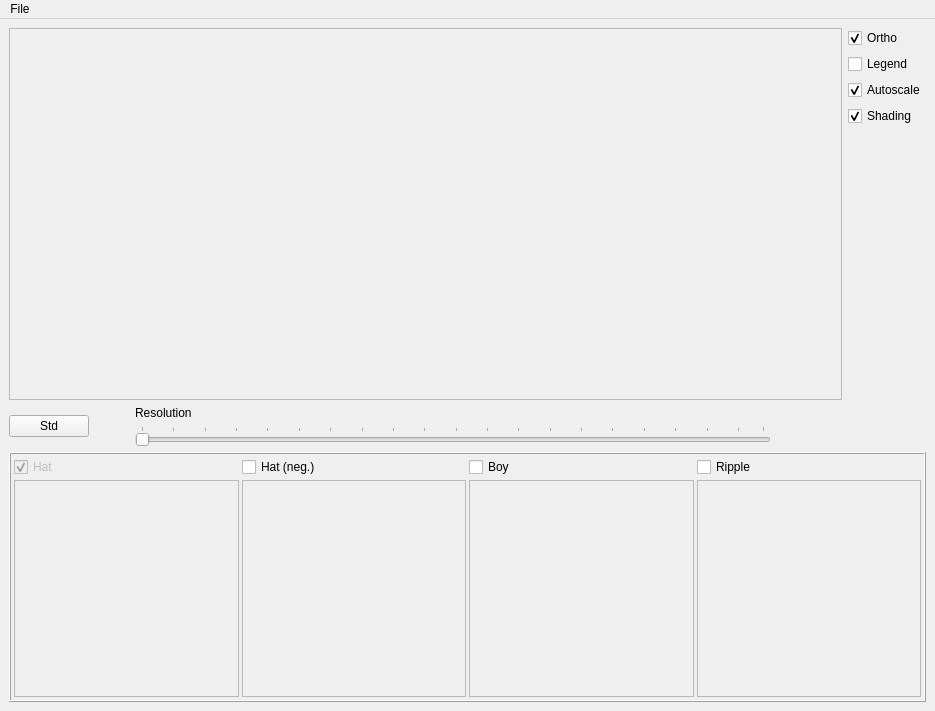
Qt form qwtplot3d/examples/plotlets/src/mainwindowbase.ui (vlcvboyer/qwtplot3d-sourceforge) before a commit.
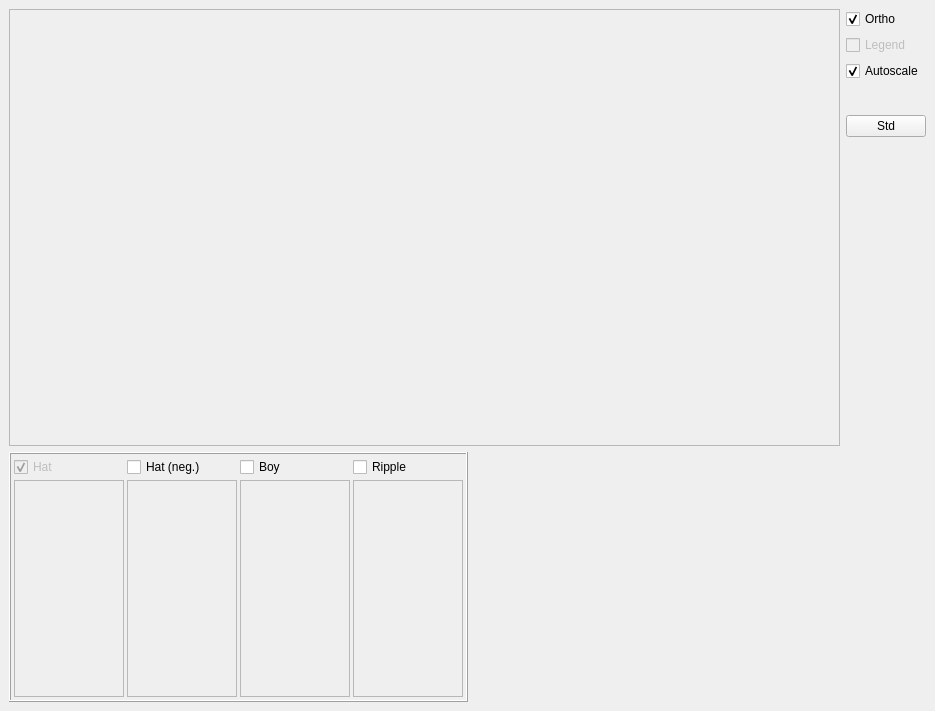
The same form after that commit. Icons and pictures are not drawn. Custom widgets are drawn as their Qt base class.

```diff
--- a/qwtplot3d/examples/plotlets/src/mainwindowbase.ui
+++ b/qwtplot3d/examples/plotlets/src/mainwindowbase.ui
@@ -14,8 +14,8 @@
    <string>Plotlets</string>
   </property>
   <widget class="QWidget" name="centralWidget">
-   <layout class="QVBoxLayout" name="verticalLayout_8">
-    <item>
+   <layout class="QGridLayout" name="gridLayout">
+    <item row="0" column="0">
      <layout class="QHBoxLayout" name="horizontalLayout_2">
       <item>
        <layout class="QVBoxLayout" name="verticalLayout_4">
@@ -35,101 +35,6 @@
           </property>
          </widget>
         </item>
-        <item>
-         <layout class="QHBoxLayout">
-          <property name="spacing">
-           <number>6</number>
-          </property>
-          <property name="margin">
-           <number>0</number>
-          </property>
-          <item>
-           <layout class="QHBoxLayout">
-            <property name="spacing">
-             <number>6</number>
-            </property>
-            <property name="margin">
-             <number>0</number>
-            </property>
-            <item>
-             <widget class="QPushButton" name="normButton">
-              <property name="text">
-               <string>Std</string>
-              </property>
-             </widget>
-            </item>
-            <item>
-             <spacer>
-              <property name="orientation">
-               <enum>Qt::Horizontal</enum>
-              </property>
-              <property name="sizeType">
-               <enum>QSizePolicy::Fixed</enum>
-              </property>
-              <property name="sizeHint" stdset="0">
-               <size>
-                <width>40</width>
-                <height>20</height>
-               </size>
-              </property>
-             </spacer>
-            </item>
-            <item>
-             <layout class="QVBoxLayout">
-              <property name="spacing">
-               <number>6</number>
-              </property>
-              <property name="margin">
-               <number>0</number>
-              </property>
-              <item>
-               <widget class="QLabel" name="label_3">
-                <property name="text">
-                 <string>&lt;html&gt;&lt;head&gt;&lt;meta name=&quot;qrichtext&quot; content=&quot;1&quot; /&gt;&lt;/head&gt;&lt;body style=&quot; white-space: pre-wrap; font-family:MS Shell Dlg; font-weight:400; font-style:normal; text-decoration:none;&quot;&gt;&lt;p style=&quot; margin-top:0px; margin-bottom:0px; margin-left:0px; margin-right:0px; -qt-block-indent:0; text-indent:0px;&quot;&gt;Resolution&lt;/p&gt;&lt;/body&gt;&lt;/html&gt;</string>
-                </property>
-               </widget>
-              </item>
-              <item>
-               <widget class="QSlider" name="resSlider">
-                <property name="minimum">
-                 <number>1</number>
-                </property>
-                <property name="maximum">
-                 <number>100</number>
-                </property>
-                <property name="orientation">
-                 <enum>Qt::Horizontal</enum>
-                </property>
-                <property name="tickPosition">
-                 <enum>QSlider::TicksAbove</enum>
-                </property>
-                <property name="tickInterval">
-                 <number>5</number>
-                </property>
-               </widget>
-              </item>
-             </layout>
-            </item>
-           </layout>
-          </item>
-          <item>
-           <spacer>
-            <property name="orientation">
-             <enum>Qt::Horizontal</enum>
-            </property>
-            <property name="sizeType">
-             <enum>QSizePolicy::Fixed</enum>
-            </property>
-            <property name="sizeHint" stdset="0">
-             <size>
-              <width>71</width>
-              <height>20</height>
-             </size>
-            </property>
-           </spacer>
-          </item>
-         </layout>
-        </item>
        </layout>
       </item>
       <item>
@@ -150,6 +55,9 @@
             </item>
             <item>
              <widget class="QCheckBox" name="colorlegend">
+              <property name="enabled">
+               <bool>false</bool>
+              </property>
               <property name="text">
                <string>Legend</string>
               </property>
@@ -165,16 +73,6 @@
               </property>
              </widget>
             </item>
-            <item>
-             <widget class="QCheckBox" name="shader">
-              <property name="text">
-               <string>Shading</string>
-              </property>
-              <property name="checked">
-               <bool>true</bool>
-              </property>
-             </widget>
-            </item>
            </layout>
           </item>
          </layout>
@@ -184,6 +82,29 @@
           <property name="orientation">
            <enum>Qt::Vertical</enum>
           </property>
+          <property name="sizeType">
+           <enum>QSizePolicy::Fixed</enum>
+          </property>
+          <property name="sizeHint" stdset="0">
+           <size>
+            <width>20</width>
+            <height>28</height>
+           </size>
+          </property>
+         </spacer>
+        </item>
+        <item>
+         <widget class="QPushButton" name="normButton">
+          <property name="text">
+           <string>Std</string>
+          </property>
+         </widget>
+        </item>
+        <item>
+         <spacer name="verticalSpacer_3">
+          <property name="orientation">
+           <enum>Qt::Vertical</enum>
+          </property>
           <property name="sizeHint" stdset="0">
            <size>
             <width>20</width>
@@ -196,6 +117,8 @@
       </item>
      </layout>
     </item>
+    <item row="1" column="0">
+     <layout class="QHBoxLayout" name="horizontalLayout_3">
     <item>
      <widget class="QFrame" name="frame_2">
       <property name="sizePolicy">
@@ -391,24 +314,22 @@
       </layout>
      </widget>
     </item>
-   </layout>
-  </widget>
-  <widget class="QMenuBar" name="menuBar">
-   <property name="geometry">
-    <rect>
-     <x>0</x>
-     <y>0</y>
-     <width>935</width>
-     <height>18</height>
-    </rect>
-   </property>
-   <widget class="QMenu" name="filemenu">
-    <property name="title">
-     <string>File</string>
-    </property>
-    <addaction name="Exit"/>
-   </widget>
-   <addaction name="filemenu"/>
+      <item>
+       <spacer name="horizontalSpacer">
+        <property name="orientation">
+         <enum>Qt::Horizontal</enum>
+        </property>
+        <property name="sizeHint" stdset="0">
+         <size>
+          <width>40</width>
+          <height>20</height>
+         </size>
+        </property>
+       </spacer>
+      </item>
+     </layout>
+    </item>
+   </layout>
   </widget>
   <action name="Exit">
    <property name="text">
```
Lines whose indentation alone changed are shown as unchanged.
